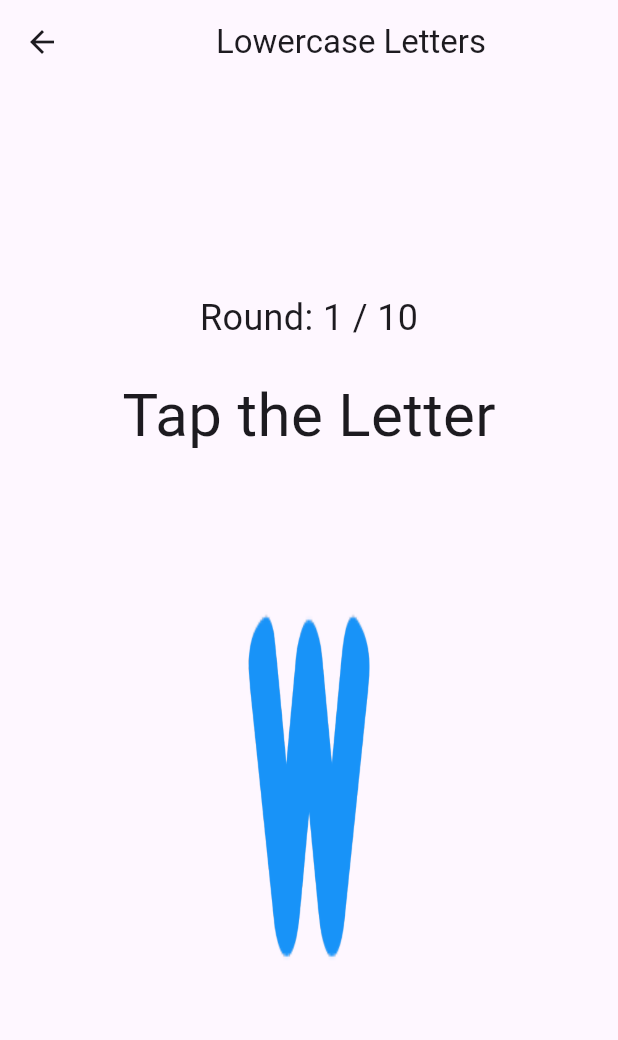
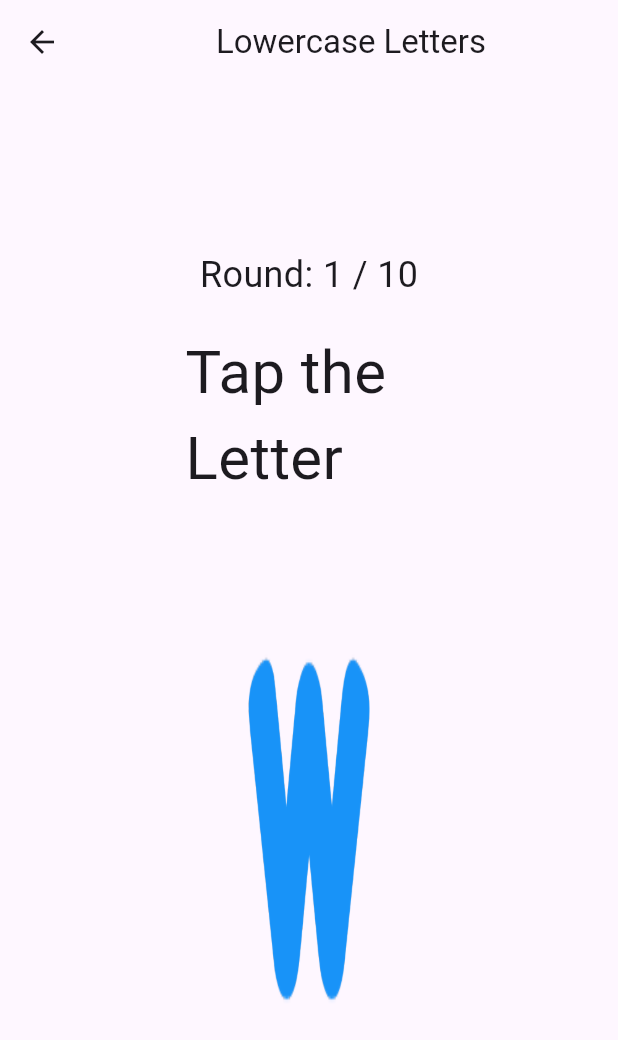
Before and after one commit to Gill87/verbalautism, a Flutter app: the AbcLowercaseGame screen opened directly, on a phone screen of 412 x 824 dp. Shown: the top 1040 px of the screen. Run offline on Flutter 3.47's test engine with Material 3 defaults, Android fonts, the light colour scheme and no system bars; our stand-ins replace cloud_firestore, firebase_auth, firebase_core, flutter_bloc, google_fonts, google_sign_in and 1 more; missing offline and left inert: one_clock, tracing_game; accounts and stored records are empty; Roboto replaces fonts that are missing (Ubuntu).

Commit message:
Fixed background issue and updated all 3 abc components (tap, drag, trace)

```diff
--- a/lib/activities/abc/abc_components/tap_component.dart
+++ b/lib/activities/abc/abc_components/tap_component.dart
@@ -18,10 +18,10 @@ class _TapComponentState extends State<TapComponent> {
 
   void _showCorrectAnimation() {
     showDialog(
+      barrierColor: Colors.transparent,
       context: context,
       builder: (context) {
-        return const Dialog(
-          backgroundColor: Colors.transparent, // Makes background transparent
+        return const Center(
           child: CorrectAnimation(),
         );
       },
@@ -39,7 +39,11 @@ class _TapComponentState extends State<TapComponent> {
 
   @override
   Widget build(BuildContext context) {
-    return Column(
+    return Container(
+      color: Colors.transparent,
+      width: MediaQuery.of(context).size.width * 0.4,
+
+      child: Column(
         children: [
           Text(
             "Tap the Letter",
@@ -77,6 +81,7 @@ class _TapComponentState extends State<TapComponent> {
             )
           ),
         ],
+      ),
     );
   }
 }
--- a/lib/activities/abc/abc_components/trace_component.dart
+++ b/lib/activities/abc/abc_components/trace_component.dart
@@ -18,6 +18,7 @@ class _TraceComponentState extends State<TraceComponent> {
 
   void _showCorrectAnimation(){
     showDialog(
+      barrierColor: Colors.transparent,
       context: context,
       builder: (context) {
         return const Dialog(
```
Also changed, not shown: lib/activities/abc/abc_components/drag_drop_component.dart (+6 -1 lines). Lines whose indentation alone changed are shown as unchanged.
